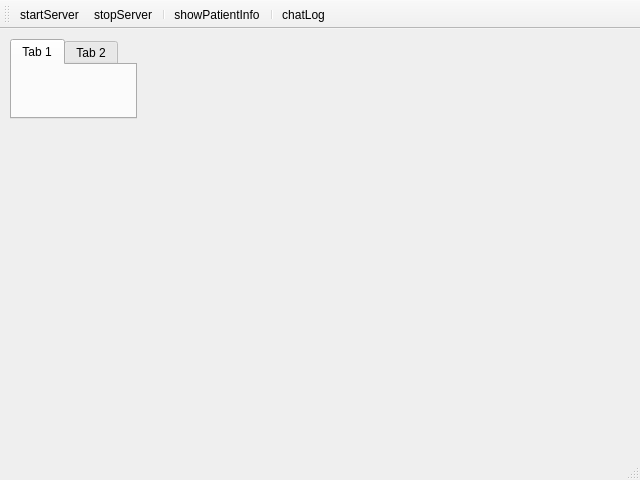
Before: the Qt Designer form DentixSever2/serverwindow.ui in sueun-jo/2ndmini_dentix, drawn with Qt 5.
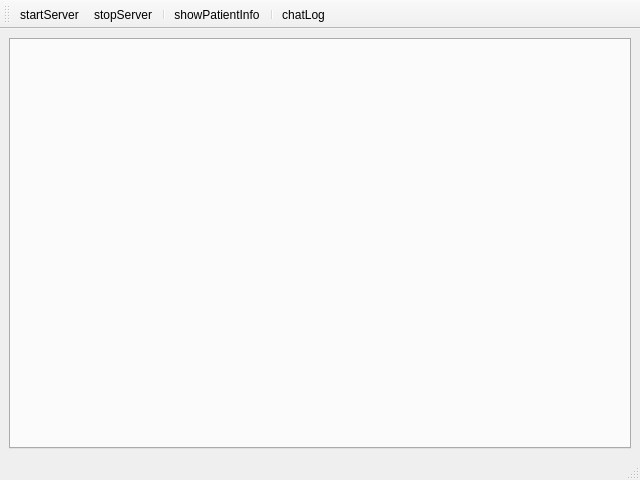
After: the same form once the commit is applied. Icons and pictures are not drawn.

```diff
--- a/DentixSever2/serverwindow.ui
+++ b/DentixSever2/serverwindow.ui
@@ -14,29 +14,15 @@
    <string>ServerWindow</string>
   </property>
   <widget class="QWidget" name="centralwidget">
+   <layout class="QVBoxLayout" name="verticalLayout">
+    <item>
    <widget class="QTabWidget" name="tabWidget">
-    <property name="geometry">
-     <rect>
-      <x>10</x>
-      <y>10</y>
-      <width>127</width>
-      <height>80</height>
-     </rect>
-    </property>
     <property name="currentIndex">
-     <number>0</number>
-    </property>
-    <widget class="QWidget" name="tab">
-     <attribute name="title">
-      <string>Tab 1</string>
-     </attribute>
-    </widget>
-    <widget class="QWidget" name="tab_2">
-     <attribute name="title">
-      <string>Tab 2</string>
-     </attribute>
-    </widget>
-   </widget>
+       <number>-1</number>
+      </property>
+     </widget>
+    </item>
+   </layout>
   </widget>
   <widget class="QStatusBar" name="statusbar"/>
   <widget class="QToolBar" name="toolBar">
```
Left out of the diff: 3 changed lines with no effect on the pictures. Lines whose indentation alone changed are shown as unchanged.
